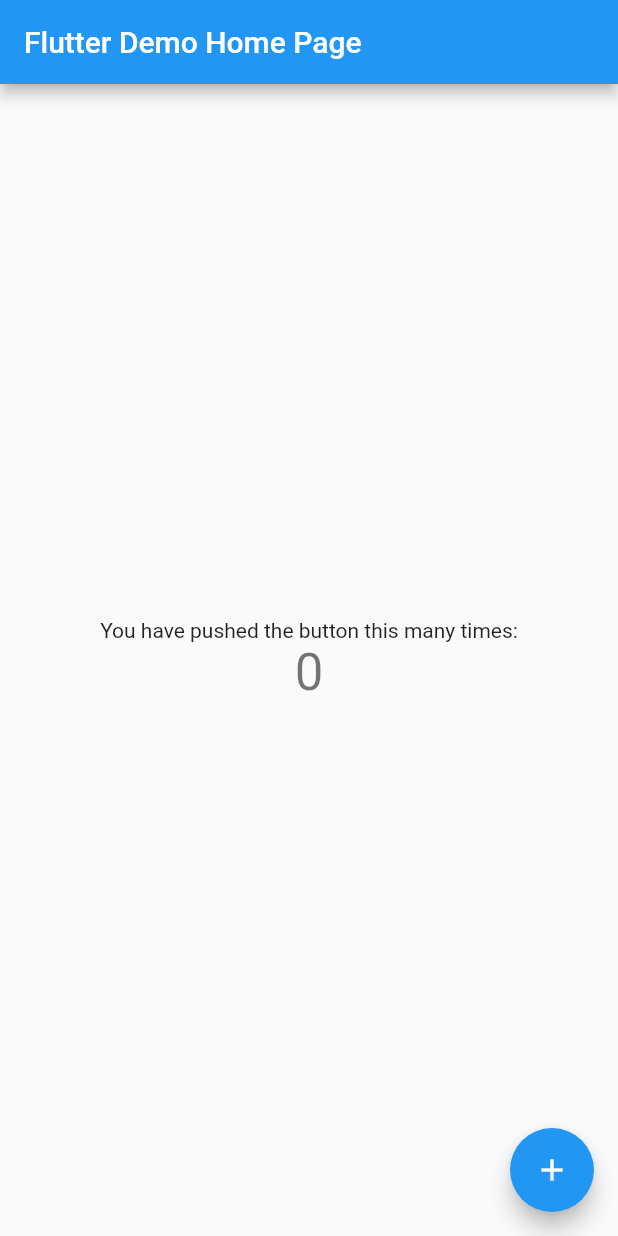
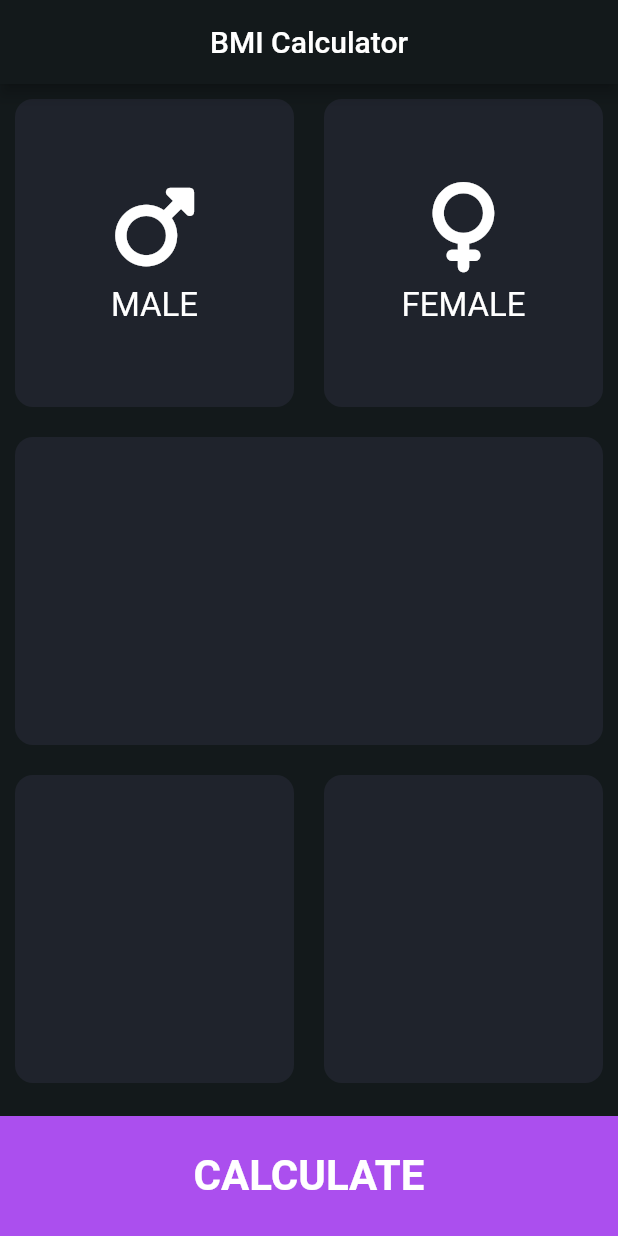
Before and after one commit to Jros88/flutter_codigo5_bmi, a Flutter app: the screen it shows after launch, on a phone screen of 412 x 824 dp. Run offline on Flutter 3.47's test engine with Material 2 defaults, Android fonts, the phone set to English and light mode, and no system bars; our stand-ins replace font_awesome_flutter.

Commit message:
Casi casi

```diff
--- a/lib/main.dart
+++ b/lib/main.dart
@@ -1,115 +1,25 @@
 import 'package:flutter/material.dart';
+import 'package:flutter_codigo5_bmi/pages/input_pages.dart';
 
-void main() {
-  runApp(const MyApp());
+void main(){
+  runApp(MyApp());
 }
 
 class MyApp extends StatelessWidget {
   const MyApp({Key? key}) : super(key: key);
 
-  // This widget is the root of your application.
   @override
   Widget build(BuildContext context) {
     return MaterialApp(
-      title: 'Flutter Demo',
-      theme: ThemeData(
-        // This is the theme of your application.
-        //
-        // Try running your application with "flutter run". You'll see the
-        // application has a blue toolbar. Then, without quitting the app, try
-        // changing the primarySwatch below to Colors.green and then invoke
-        // "hot reload" (press "r" in the console where you ran "flutter run",
-        // or simply save your changes to "hot reload" in a Flutter IDE).
-        // Notice that the counter didn't reset back to zero; the application
-        // is not restarted.
-        primarySwatch: Colors.blue,
+      debugShowCheckedModeBanner: false,
+      title: "BMI CALCULATOR",
+      theme: ThemeData.dark().copyWith(
+        appBarTheme: const AppBarTheme(
+          backgroundColor: Color(0xff13191B),
+        ),
+        scaffoldBackgroundColor: Color(0xff13191B),
       ),
-      home: const MyHomePage(title: 'Flutter Demo Home Page'),
+      home: InputPage(),
     );
   }
 }
-
-class MyHomePage extends StatefulWidget {
-  const MyHomePage({Key? key, required this.title}) : super(key: key);
-
-  // This widget is the home page of your application. It is stateful, meaning
-  // that it has a State object (defined below) that contains fields that affect
-  // how it looks.
-
-  // This class is the configuration for the state. It holds the values (in this
-  // case the title) provided by the parent (in this case the App widget) and
-  // used by the build method of the State. Fields in a Widget subclass are
-  // always marked "final".
-
-  final String title;
-
-  @override
-  State<MyHomePage> createState() => _MyHomePageState();
-}
-
-class _MyHomePageState extends State<MyHomePage> {
-  int _counter = 0;
-
-  void _incrementCounter() {
-    setState(() {
-      // This call to setState tells the Flutter framework that something has
-      // changed in this State, which causes it to rerun the build method below
-      // so that the display can reflect the updated values. If we changed
-      // _counter without calling setState(), then the build method would not be
-      // called again, and so nothing would appear to happen.
-      _counter++;
-    });
-  }
-
-  @override
-  Widget build(BuildContext context) {
-    // This method is rerun every time setState is called, for instance as done
-    // by the _incrementCounter method above.
-    //
-    // The Flutter framework has been optimized to make rerunning build methods
-    // fast, so that you can just rebuild anything that needs updating rather
-    // than having to individually change instances of widgets.
-    return Scaffold(
-      appBar: AppBar(
-        // Here we take the value from the MyHomePage object that was created by
-        // the App.build method, and use it to set our appbar title.
-        title: Text(widget.title),
-      ),
-      body: Center(
-        // Center is a layout widget. It takes a single child and positions it
-        // in the middle of the parent.
-        child: Column(
-          // Column is also a layout widget. It takes a list of children and
-          // arranges them vertically. By default, it sizes itself to fit its
-          // children horizontally, and tries to be as tall as its parent.
-          //
-          // Invoke "debug painting" (press "p" in the console, choose the
-          // "Toggle Debug Paint" action from the Flutter Inspector in Android
-          // Studio, or the "Toggle Debug Paint" command in Visual Studio Code)
-          // to see the wireframe for each widget.
-          //
-          // Column has various properties to control how it sizes itself and
-          // how it positions its children. Here we use mainAxisAlignment to
-          // center the children vertically; the main axis here is the vertical
-          // axis because Columns are vertical (the cross axis would be
-          // horizontal).
-          mainAxisAlignment: MainAxisAlignment.center,
-          children: <Widget>[
-            const Text(
-              'You have pushed the button this many times:',
-            ),
-            Text(
-              '$_counter',
-              style: Theme.of(context).textTheme.headline4,
-            ),
-          ],
-        ),
-      ),
-      floatingActionButton: FloatingActionButton(
-        onPressed: _incrementCounter,
-        tooltip: 'Increment',
-        child: const Icon(Icons.add),
-      ), // This trailing comma makes auto-formatting nicer for build methods.
-    );
-  }
-}
--- /dev/null
+++ b/lib/pages/input_pages.dart
@@ -0,0 +1,97 @@
+import 'package:flutter/material.dart';
+import 'package:flutter_codigo5_bmi/widgets.dart';
+import 'package:font_awesome_flutter/font_awesome_flutter.dart';
+
+
+const kTapSelectedColor = Colors.red;
+const kCardColor = Color(0xff1F232C);
+
+class InputPage extends StatelessWidget {
+  const InputPage({Key? key}) : super(key: key);
+  @override
+  Widget build(BuildContext context) {
+    return Scaffold(
+      appBar: AppBar(
+        // backgroundColor: Colors.deepPurple,
+        title: Text("BMI Calculator"),
+        centerTitle: true,
+      ),
+      body: Column(
+        children: [
+          //Primera fila
+          Expanded(
+            child: Row(
+              children: [
+                Expanded(
+                  child: ReusableCard(
+                    color: kCardColor,
+                    childCard: IconContent(
+                      textIcon: "MALE",
+                      icon: FontAwesomeIcons.mars,
+                    ),
+                  ),
+                ),
+                Expanded(
+                  child: ReusableCard(
+                    color: kCardColor,
+                    childCard: IconContent(
+                      textIcon: "FEMALE",
+                      icon: FontAwesomeIcons.venus,
+                    ),
+                  ),
+                ),
+              ],
+            ),
+          ),
+          //Segunda fila
+          Expanded(
+            child: Row(
+              children: [
+                Expanded(
+                  child: ReusableCard(
+                    color: kCardColor,
+                    childCard: Container(),
+                  ),
+                ),
+              ],
+            ),
+          ),
+          //Tercera fila
+          Expanded(
+            child: Row(
+              children: [
+                Expanded(
+                  child: ReusableCard(
+                    color: kCardColor,
+                    childCard: Center(),
+                  ),
+                ),
+                Expanded(
+                  child: ReusableCard(
+                    color: kCardColor,
+                    childCard: Container(),
+                  ),
+                ),
+              ],
+            ),
+          ),
+          //Botón
+          Container(
+            height: 80.0,
+            width: double.infinity,
+            margin: const EdgeInsets.only(top: 12.0),
+            color: const Color(0xffAB4FEE),
+            alignment: Alignment.center,
+            child: const Text(
+              "CALCULATE",
+              style: TextStyle(
+                fontSize: 28.0,
+                fontWeight: FontWeight.bold,
+              ),
+            ),
+          ),
+        ],
+      ),
+    );
+  }
+}
--- /dev/null
+++ b/lib/widgets.dart
@@ -0,0 +1,64 @@
+import 'package:flutter/material.dart';
+import 'package:font_awesome_flutter/font_awesome_flutter.dart';
+
+class ReusableCard extends StatelessWidget {
+  Widget childCard;
+  Color color;
+  Function? onTap;
+
+  ReusableCard({
+    required this.childCard,
+    required this.color,
+    this.onTap,
+  });
+
+  @override
+  Widget build(BuildContext context) {
+    return GestureDetector(
+      onTap: onTap != null
+          ? () {
+              onTap!();
+            }
+          : null,
+      child: Container(
+        margin: const EdgeInsets.all(10.0),
+        decoration: BoxDecoration(
+          color: color,
+          borderRadius: BorderRadius.circular(12.0),
+        ),
+        child: childCard,
+      ),
+    );
+  }
+}
+
+
+
+class IconContent extends StatelessWidget {
+  String textIcon;
+  IconData icon;
+
+  IconContent({
+    required this.textIcon,
+    required this.icon,
+  });
+
+  @override
+  Widget build(BuildContext context) {
+    return Column(
+      mainAxisAlignment: MainAxisAlignment.center,
+      children: [
+        FaIcon(icon, size: 60.0),
+        SizedBox(
+          height: 10.0,
+        ),
+        Text(
+          textIcon,
+          style: TextStyle(
+            fontSize: 22.0,
+          ),
+        ),
+      ],
+    );
+  }
+}
```
